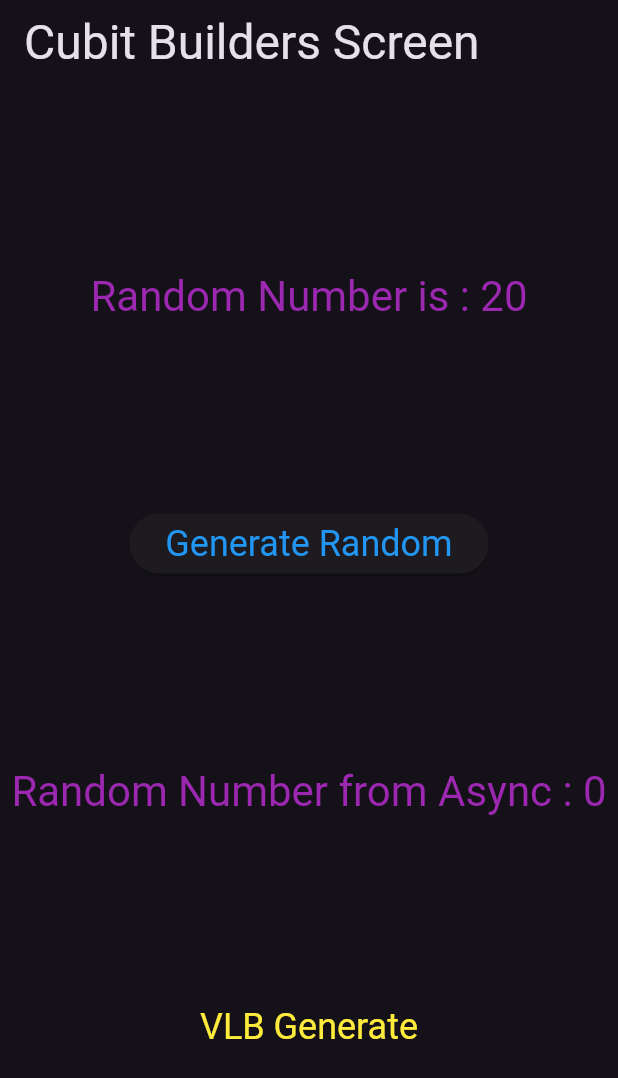
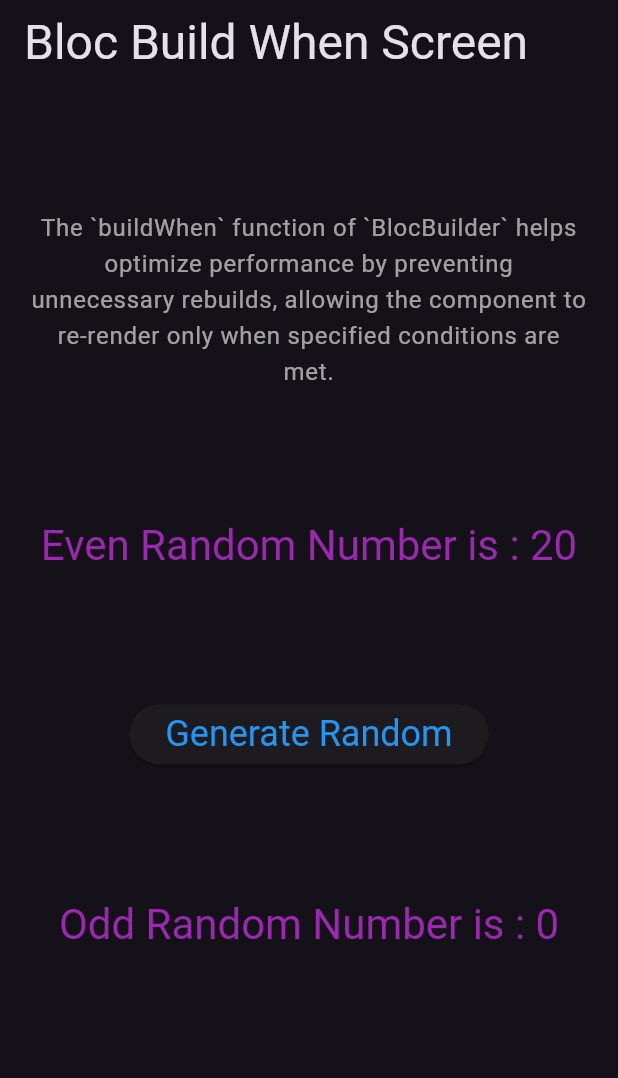
Before and after one commit to jinosh05/flutter_builders_eample, a Flutter app: the screen it shows after launch, after a tap on "Generate Random", on a phone screen of 412 x 824 dp. Shown: the top 1078 px of the screen. Run offline on Flutter 3.47's test engine with Material 3 defaults, Android fonts, the phone set to English and light mode, and no system bars; our stand-ins replace bloc, flutter_bloc, nested.

Commit message:
BuildWhenScreen UI and Bloc Completed

```diff
--- /dev/null
+++ b/lib/builders/bloc_build_when/bloc/build_when_bloc.dart
@@ -0,0 +1,19 @@
+import "dart:math";
+
+import "package:bloc/bloc.dart";
+import "package:meta/meta.dart";
+
+part "build_when_event.dart";
+part "build_when_state.dart";
+
+class BuildWhenBloc extends Bloc<BuildWhenEvent, BuildWhenState> {
+  BuildWhenBloc() : super(BuildWhenDefaultState(0)) {
+    on<BuildWhenEvent>(
+        (final BuildWhenEvent event, final Emitter<BuildWhenState> emit) {
+      if (event is GenerateRandEvent) {
+        final int rand = Random().nextInt(100);
+        emit(BuildWhenDefaultState(rand));
+      }
+    });
+  }
+}
--- /dev/null
+++ b/lib/builders/bloc_build_when/bloc/build_when_event.dart
@@ -0,0 +1,6 @@
+part of "build_when_bloc.dart";
+
+@immutable
+sealed class BuildWhenEvent {}
+
+class GenerateRandEvent extends BuildWhenEvent {}
--- /dev/null
+++ b/lib/builders/bloc_build_when/bloc/build_when_state.dart
@@ -0,0 +1,9 @@
+part of "build_when_bloc.dart";
+
+@immutable
+sealed class BuildWhenState {}
+
+final class BuildWhenDefaultState extends BuildWhenState {
+  BuildWhenDefaultState(this.value);
+  final int value;
+}
--- /dev/null
+++ b/lib/builders/bloc_build_when/build_when_screen.dart
@@ -0,0 +1,91 @@
+import "package:flutter/material.dart";
+import "package:flutter_bloc/flutter_bloc.dart";
+import "package:flutter_builders_eample/builders/bloc_build_when/bloc/build_when_bloc.dart";
+
+class BuildWhenScreen extends StatelessWidget {
+  const BuildWhenScreen({super.key});
+
+  @override
+  Widget build(final BuildContext context) {
+    final BuildWhenBloc bloc = context.read<BuildWhenBloc>();
+    final double w = MediaQuery.sizeOf(context).width / 100;
+    return Scaffold(
+      appBar: AppBar(
+        title: Text(
+          "Bloc Build When Screen",
+          style: Theme.of(context).textTheme.headlineLarge,
+        ),
+      ),
+      body: Column(
+        mainAxisAlignment: MainAxisAlignment.spaceEvenly,
+        children: <Widget>[
+          Padding(
+            padding: EdgeInsets.symmetric(
+              horizontal: w * 5,
+            ),
+            child: Text(
+              "The `buildWhen` function of `BlocBuilder` helps optimize performance by preventing unnecessary rebuilds, allowing the component to re-render only when specified conditions are met.",
+              textAlign: TextAlign.center,
+              style: Theme.of(context).textTheme.bodyLarge!.copyWith(
+                    color: Colors.white60,
+                  ),
+            ),
+          ),
+          BlocBuilder<BuildWhenBloc, BuildWhenState>(
+            buildWhen:
+                (final BuildWhenState previous, final BuildWhenState current) {
+              if (current is BuildWhenDefaultState) {
+                return current.value.isEven;
+              }
+              return false;
+            },
+            builder: (final BuildContext context, final BuildWhenState state) {
+              if (state is BuildWhenDefaultState) {
+                return Text(
+                  "Even Random Number is : ${state.value}",
+                  style: Theme.of(context).textTheme.headlineMedium!.copyWith(
+                        color: Colors.purple,
+                      ),
+                );
+              }
+              return const Text("");
+            },
+          ),
+          ElevatedButton(
+            onPressed: () {
+              bloc.add(GenerateRandEvent());
+            },
+            child: Text(
+              "Generate Random",
+              style: Theme.of(context)
+                  .textTheme
+                  .headlineSmall!
+                  .copyWith(color: Colors.blue),
+            ),
+          ),
+          BlocBuilder<BuildWhenBloc, BuildWhenState>(
+            buildWhen:
+                (final BuildWhenState previous, final BuildWhenState current) {
+              if (current is BuildWhenDefaultState) {
+                return current.value.isOdd;
+              }
+              return false;
+            },
+            builder: (final BuildContext context, final BuildWhenState state) {
+              if (state is BuildWhenDefaultState) {
+                return Text(
+                  "Odd Random Number is : ${state.value}",
+                  style: Theme.of(context).textTheme.headlineMedium!.copyWith(
+                        color: Colors.purple,
+                      ),
+                );
+              }
+              return const Text("");
+            },
+          ),
+          const Text(""),
+        ],
+      ),
+    );
+  }
+}
--- a/lib/main.dart
+++ b/lib/main.dart
@@ -1,5 +1,7 @@
 import "package:flutter/material.dart";
 import "package:flutter_bloc/flutter_bloc.dart";
+import "package:flutter_builders_eample/builders/bloc_build_when/bloc/build_when_bloc.dart";
+import "package:flutter_builders_eample/builders/bloc_build_when/build_when_screen.dart";
 import "package:flutter_builders_eample/builders/bloc_with_async/bloc/async_bloc.dart";
 import "package:flutter_builders_eample/builders/bloc_with_async/bloc_with_async.dart";
 import "package:flutter_builders_eample/builders/bloc_with_vlb/bloc/bloc1_bloc.dart";
@@ -37,6 +39,9 @@ void main() {
         BlocProvider<CubitBaseCubit>(
           create: (final BuildContext context) => CubitBaseCubit(),
         ),
+        BlocProvider<BuildWhenBloc>(
+          create: (final BuildContext context) => BuildWhenBloc(),
+        ),
       ],
       child: const MainApp(),
     ),
@@ -53,10 +58,11 @@ class MainApp extends StatelessWidget {
         theme: ThemeData.dark(),
         home: Builder(
           builder: (final BuildContext context) {
-            return const CubitBuildersEg();
+            return const BuildWhenScreen();
             // ignore: dead_code
             return const BlocWithVlb();
             return const CubitWithVlb();
+            return const CubitBuildersEg();
             return const BuildersPage();
             return const UniversalBlocScreen();
             return const BlocWithAsync();
```
